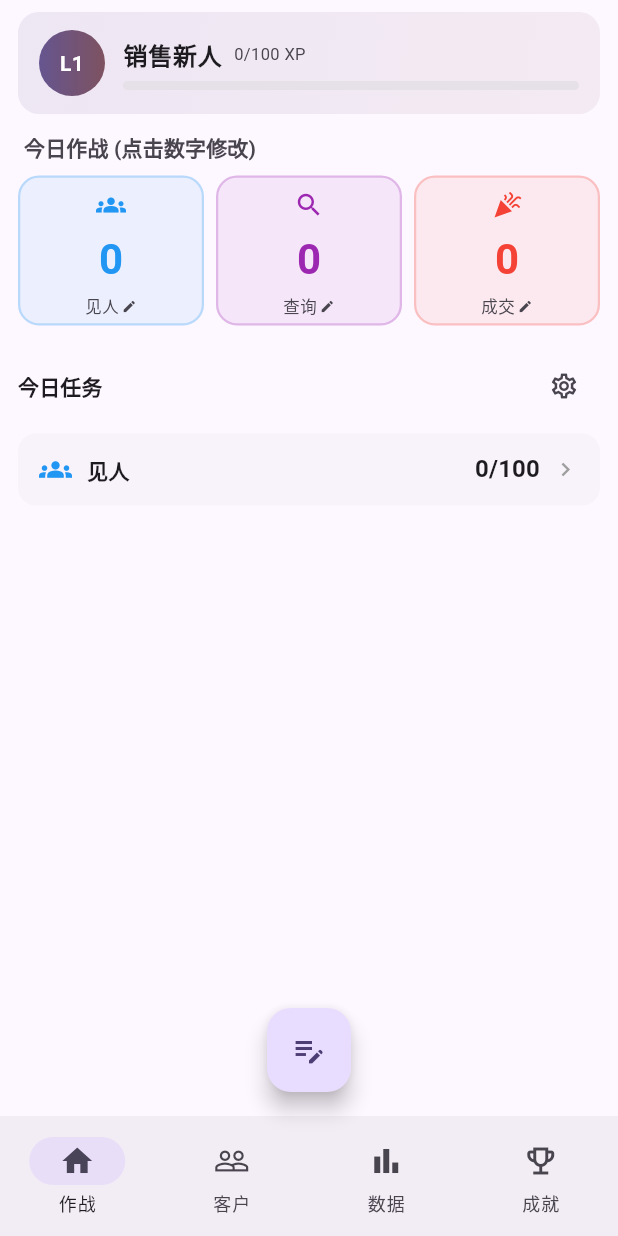
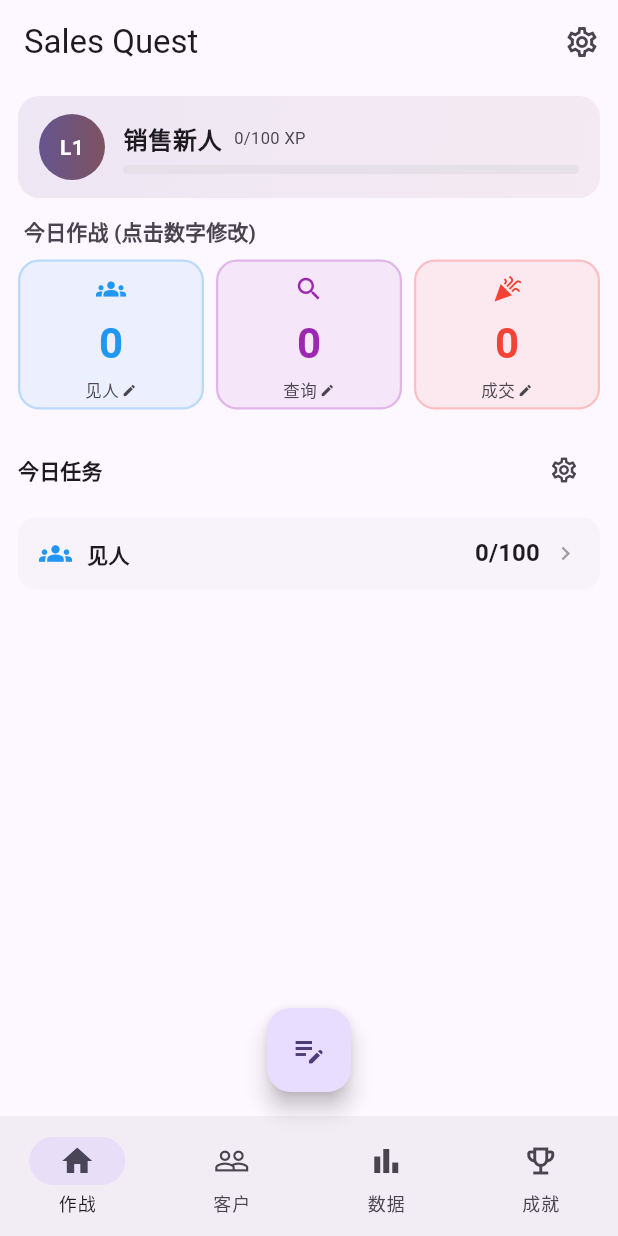
Before and after one commit to SurplusFate/sales-quest, a Flutter app: the screen it shows after launch, on a phone screen of 412 x 824 dp. Run offline on Flutter 3.47's test engine with Material 3 defaults, Android fonts, the light colour scheme and no system bars; our stand-ins replace drift, flutter_riverpod, go_router; accounts and stored records are empty; generated files the repository leaves out were written again.

Commit message:
v0.2.2: 首页添加设置入口，可查看版本号
- 首页 AppBar 添加设置按钮，跳转到 /settings 页面
- 设置页底部'关于'区域显示版本号
- 版本号更新至 v0.2.2

```diff
--- a/lib/ui/home/home_page.dart
+++ b/lib/ui/home/home_page.dart
@@ -26,11 +26,22 @@ class HomePage extends ConsumerWidget {
     final totalXp = userStats?.totalXp ?? 0;
     final streakDays = userStats?.streakDays ?? 0;
 
-    return SafeArea(
-      bottom: false,
-      child: ListView(
-        padding: const EdgeInsets.fromLTRB(12, 8, 12, 100),
-        children: [
+    return Scaffold(
+      appBar: AppBar(
+        title: const Text('Sales Quest'),
+        actions: [
+          IconButton(
+            icon: const Icon(Icons.settings_outlined),
+            tooltip: '设置',
+            onPressed: () => context.push('/settings'),
+          ),
+        ],
+      ),
+      body: SafeArea(
+        bottom: false,
+        child: ListView(
+          padding: const EdgeInsets.fromLTRB(12, 8, 12, 100),
+          children: [
           _LevelCard(
             level: level.level,
             title: level.title,
@@ -136,7 +147,8 @@ class HomePage extends ConsumerWidget {
             _EmptyTaskCard(config: config)
           else
             ..._buildTaskRows(tasks),
-        ],
+          ],
+        ),
       ),
     );
   }
--- a/lib/ui/settings/settings_page.dart
+++ b/lib/ui/settings/settings_page.dart
@@ -7,7 +7,7 @@ import '../../providers/stats_providers.dart';
 import '../../providers/task_providers.dart';
 
 /// 当前 APP 版本号
-const String appVersion = 'v0.2.1';
+const String appVersion = 'v0.2.2';
 
 /// 设置页 - V1.0 重构
 ///
--- a/pubspec.yaml
+++ b/pubspec.yaml
@@ -1,7 +1,7 @@
 name: sales_quest
 description: "Sales Quest - 游戏化陌拜客户管理与销售执行系统"
 publish_to: 'none'
-version: 0.2.1+1
+version: 0.2.2+1
 
 environment:
   sdk: ^3.5.0
```
